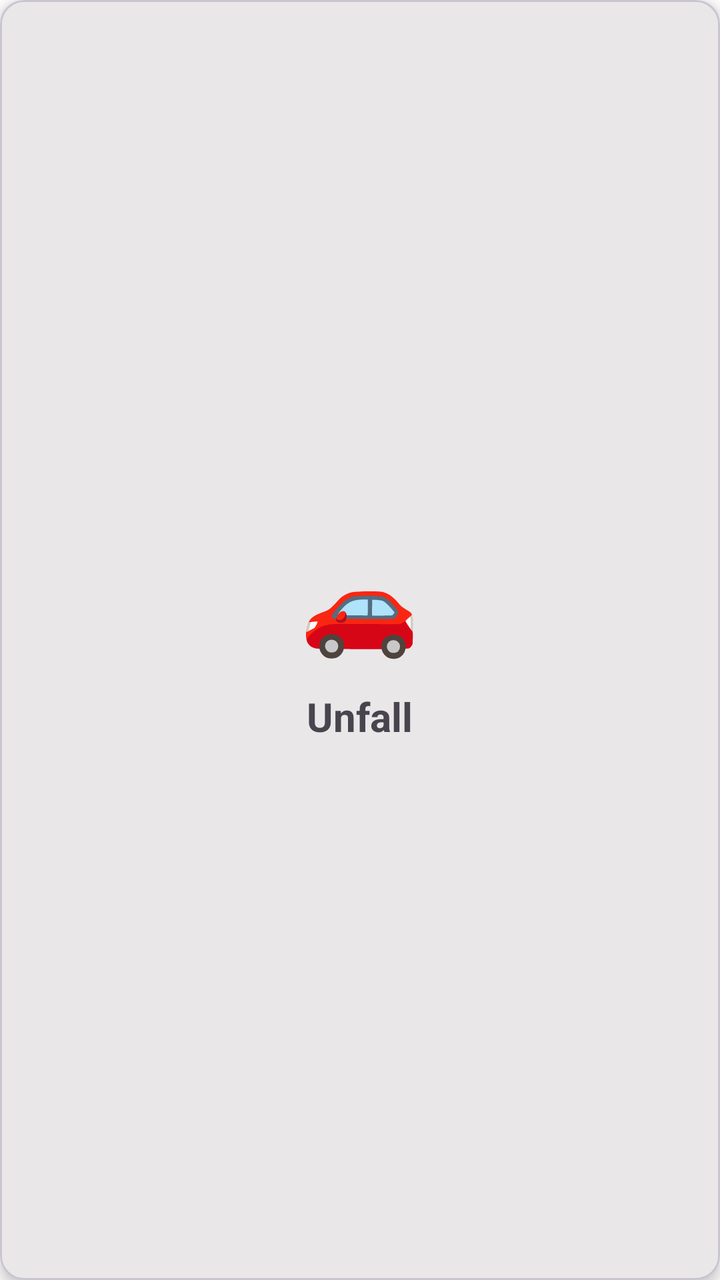
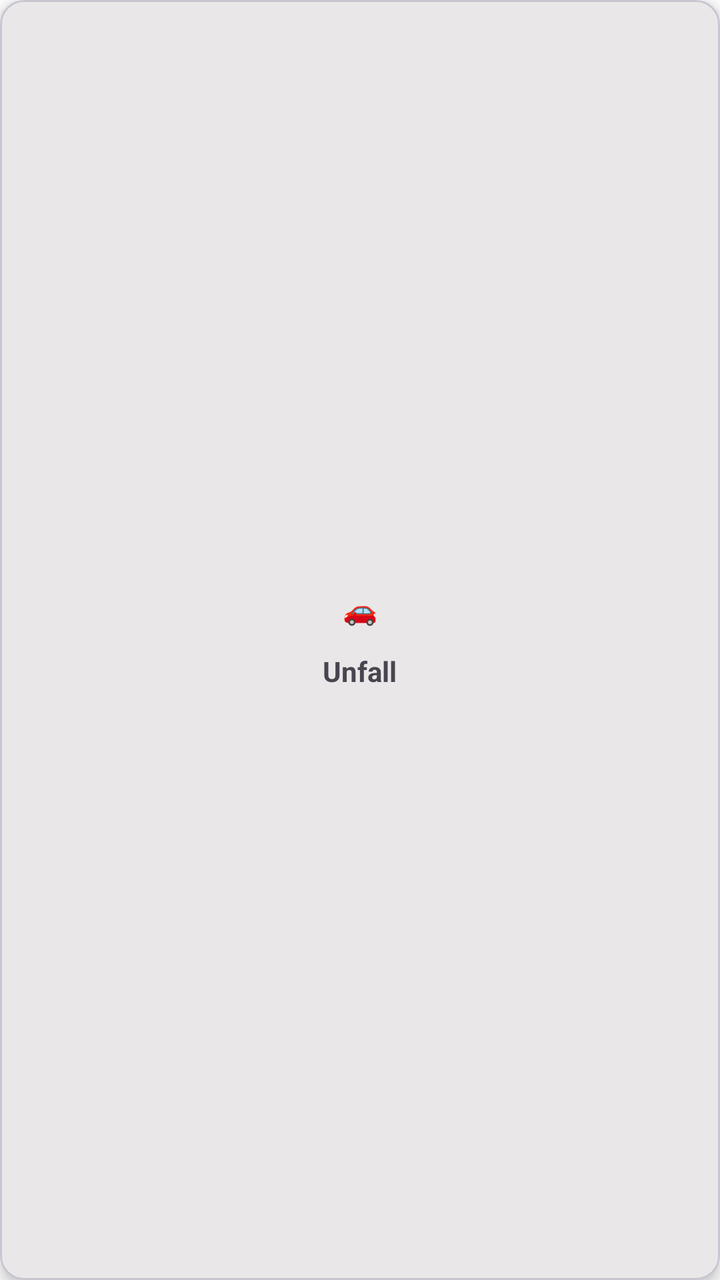

An Android layout rendered at two revisions. The XML below is the earlier revision; the diff shows what the commit changed to produce the second picture.
<!-- AndroidManifest.xml: application theme Theme.HundeWildnis -->
<!-- res/layout/item_emergency_category.xml -->
<?xml version="1.0" encoding="utf-8"?>
<com.google.android.material.card.MaterialCardView 
    xmlns:android="http://schemas.android.com/apk/res/android"
    xmlns:app="http://schemas.android.com/apk/res-auto"
    android:layout_width="match_parent"
    android:layout_height="160dp"
    android:layout_margin="8dp"
    app:cardElevation="4dp"
    app:cardCornerRadius="12dp"
    android:clickable="true"
    android:focusable="true"
    android:foreground="?attr/selectableItemBackground">

    <LinearLayout
        android:layout_width="match_parent"
        android:layout_height="match_parent"
        android:orientation="vertical"
        android:gravity="center"
        android:padding="16dp">

        <TextView
            android:id="@+id/tvCategoryIcon"
            android:layout_width="wrap_content"
            android:layout_height="wrap_content"
            android:text="🚗"
            android:textSize="48sp" />

        <TextView
            android:id="@+id/tvCategoryName"
            android:layout_width="wrap_content"
            android:layout_height="wrap_content"
            android:layout_marginTop="12dp"
            android:text="Unfall"
            android:textSize="20sp"
            android:textStyle="bold"
            android:gravity="center" />

    </LinearLayout>

</com.google.android.material.card.MaterialCardView>
<!-- resources referenced by this layout -->
<resources>
  <style name="Base.Theme.HundeWildnis" parent="Theme.Material3.Light.NoActionBar">
          <item name="colorPrimary">#2d5016</item>
          <item name="colorPrimaryVariant">#1a3009</item>
          <item name="colorOnPrimary">#FFFFFF</item>
          <item name="colorSecondary">#6b8e4e</item>
          <item name="colorSecondaryVariant">#4a6135</item>
          <item name="colorOnSecondary">#000000</item>
          <item name="android:statusBarColor">?attr/colorPrimaryVariant</item>
  
          <item name="android:navigationBarColor">@android:color/transparent</item>
          <item name="android:windowLightStatusBar">true</item>
          <item name="android:windowLightNavigationBar">true</item>
          <item name="android:enforceNavigationBarContrast" tools:targetApi="q">false</item>
          <item name="android:enforceStatusBarContrast" tools:targetApi="q">false</item>
  
          
          <item name="colorAccent">#2d5016</item>
          <item name="android:textColorPrimary">#000000</item>
  
          
          <item name="materialAlertDialogTheme">@style/AlertDialogTheme</item>
  
          
          <item name="actionMenuTextColor">#FFFFFF</item>
  
          
          <item name="android:windowBackground">#FFFFFF</item>
          <item name="android:colorBackground">#FFFFFF</item>
      </style>
  <style name="AlertDialogTheme" parent="ThemeOverlay.Material3.MaterialAlertDialog">
          
          <item name="colorSurface">#FFFFFF</item>
  
          
          <item name="colorOnSurface">#000000</item>
          <item name="android:textColorPrimary">#000000</item>
  
          
          <item name="buttonBarPositiveButtonStyle">@style/DialogButtonStyle.Light</item>
          <item name="buttonBarNegativeButtonStyle">@style/DialogButtonStyle.Light</item>
          <item name="buttonBarNeutralButtonStyle">@style/DialogButtonStyle.Light</item>
      </style>
  <style name="DialogButtonStyle.Light" parent="Widget.Material3.Button.TextButton.Dialog">
          
          <item name="android:textColor">#2d5016</item>
  
          
          <item name="backgroundTint">@android:color/transparent</item>
  
          
          <item name="rippleColor">#332d5016</item>
      </style>
  <!-- unchanged entries left out for length: 1 -->
</resources>

<!-- the commit's change to res/layout/item_emergency_category.xml (unified diff, before → after) -->
@@ -3,7 +3,7 @@
     xmlns:android="http://schemas.android.com/apk/res/android"
     xmlns:app="http://schemas.android.com/apk/res-auto"
     android:layout_width="match_parent"
-    android:layout_height="160dp"
+    android:layout_height="wrap_content"
     android:layout_margin="8dp"
     app:cardElevation="4dp"
     app:cardCornerRadius="12dp"
@@ -23,7 +23,7 @@
             android:layout_width="wrap_content"
             android:layout_height="wrap_content"
             android:text="🚗"
-            android:textSize="48sp" />
+            android:textSize="@dimen/text_body_medium" />
 
         <TextView
             android:id="@+id/tvCategoryName"
@@ -31,7 +31,7 @@
             android:layout_height="wrap_content"
             android:layout_marginTop="12dp"
             android:text="Unfall"
-            android:textSize="20sp"
+            android:textSize="@dimen/text_body_medium"
             android:textStyle="bold"
             android:gravity="center" />
 
<!-- resource entries referenced after the edit -->
@@ -1,17 +1,21 @@
 <!-- resources referenced by this layout -->
 <resources>
+  <dimen name="text_body_medium">14sp</dimen>
   <style name="Base.Theme.HundeWildnis" parent="Theme.Material3.Light.NoActionBar">
+          
+          <item name="materialButtonStyle">@style/Widget.App.Button</item>
+  
           <item name="colorPrimary">#2d5016</item>
           <item name="colorPrimaryVariant">#1a3009</item>
           <item name="colorOnPrimary">#FFFFFF</item>
           <item name="colorSecondary">#6b8e4e</item>
           <item name="colorSecondaryVariant">#4a6135</item>
           <item name="colorOnSecondary">#000000</item>
-          <item name="android:statusBarColor">?attr/colorPrimaryVariant</item>
-  
+          <item name="android:statusBarColor">@android:color/transparent</item>
           <item name="android:navigationBarColor">@android:color/transparent</item>
+          <item name="android:windowDrawsSystemBarBackgrounds">true</item>
           <item name="android:windowLightStatusBar">true</item>
-          <item name="android:windowLightNavigationBar">true</item>
+          <item name="android:windowLightNavigationBar" tools:targetApi="27">true</item>
           <item name="android:enforceNavigationBarContrast" tools:targetApi="q">false</item>
           <item name="android:enforceStatusBarContrast" tools:targetApi="q">false</item>
   
@@ -21,13 +25,26 @@
   
           
           <item name="materialAlertDialogTheme">@style/AlertDialogTheme</item>
+          <item name="alertDialogTheme">@style/AlertDialogTheme</item>
   
           
           <item name="actionMenuTextColor">#FFFFFF</item>
+          <item name="actionOverflowButtonStyle">@style/Widget.App.Overflow</item>
   
           
           <item name="android:windowBackground">#FFFFFF</item>
           <item name="android:colorBackground">#FFFFFF</item>
+      </style>
+  <style name="Widget.App.Button" parent="Widget.Material3.Button">
+          <item name="autoSizeTextType">uniform</item>
+          <item name="autoSizeMinTextSize">12sp</item>
+          <item name="autoSizeMaxTextSize">@dimen/text_button_large</item>
+          <item name="autoSizeStepGranularity">1sp</item>
+          <item name="android:maxLines">2</item>
+          <item name="android:ellipsize">end</item>
+          <item name="android:paddingStart">16dp</item>
+          <item name="android:paddingEnd">16dp</item>
+          <item name="android:minHeight">60dp</item>
       </style>
   <style name="AlertDialogTheme" parent="ThemeOverlay.Material3.MaterialAlertDialog">
           
@@ -41,10 +58,39 @@
           <item name="buttonBarPositiveButtonStyle">@style/DialogButtonStyle.Light</item>
           <item name="buttonBarNegativeButtonStyle">@style/DialogButtonStyle.Light</item>
           <item name="buttonBarNeutralButtonStyle">@style/DialogButtonStyle.Light</item>
+  
+          
+          <item name="buttonBarStyle">@style/Widget.App.ButtonBar</item>
+  
+          
+          <item name="android:buttonStyle">@style/DialogButtonStyle.Light</item>
       </style>
+  <style name="Widget.App.Overflow" parent="Widget.AppCompat.ActionButton.Overflow">
+          <item name="android:src">@drawable/ic_menu_hamburger</item>
+      </style>
+  <dimen name="text_button_large">20sp</dimen>
   <style name="DialogButtonStyle.Light" parent="Widget.Material3.Button.TextButton.Dialog">
           
           <item name="android:textColor">#2d5016</item>
+  
+          
+          <item name="android:textSize">13sp</item>
+          <item name="android:textAllCaps">false</item>
+          <item name="android:maxLines">2</item>
+          <item name="android:singleLine">false</item>
+          <item name="android:ellipsize">none</item>
+          <item name="autoSizeTextType">uniform</item>
+          <item name="autoSizeMinTextSize">10sp</item>
+          <item name="autoSizeMaxTextSize">16sp</item>
+  
+          
+          <item name="android:paddingStart">2dp</item>
+          <item name="android:paddingEnd">2dp</item>
+          <item name="android:minWidth">0dp</item>
+          <item name="android:insetLeft">0dp</item>
+          <item name="android:insetRight">0dp</item>
+          <item name="android:insetTop">0dp</item>
+          <item name="android:insetBottom">0dp</item>
   
           
           <item name="backgroundTint">@android:color/transparent</item>
@@ -52,6 +98,19 @@
           
           <item name="rippleColor">#332d5016</item>
       </style>
+  <style name="Widget.App.ButtonBar" parent="Widget.AppCompat.ButtonBar.AlertDialog">
+          <item name="android:padding">0dp</item>
+      </style>
+  <!-- drawable ic_menu_hamburger (drawable) -->
+  <vector xmlns:android="http://schemas.android.com/apk/res/android"
+      android:width="24dp"
+      android:height="24dp"
+      android:viewportWidth="24"
+      android:viewportHeight="24">
+      <path
+          android:fillColor="#FFFFFF"
+          android:pathData="M3,18h18v-2H3V18z M3,13h18v-2H3V13z M3,6v2h18V6H3z" />
+  </vector>
   <!-- unchanged entries left out for length: 1 -->
 </resources>
 
